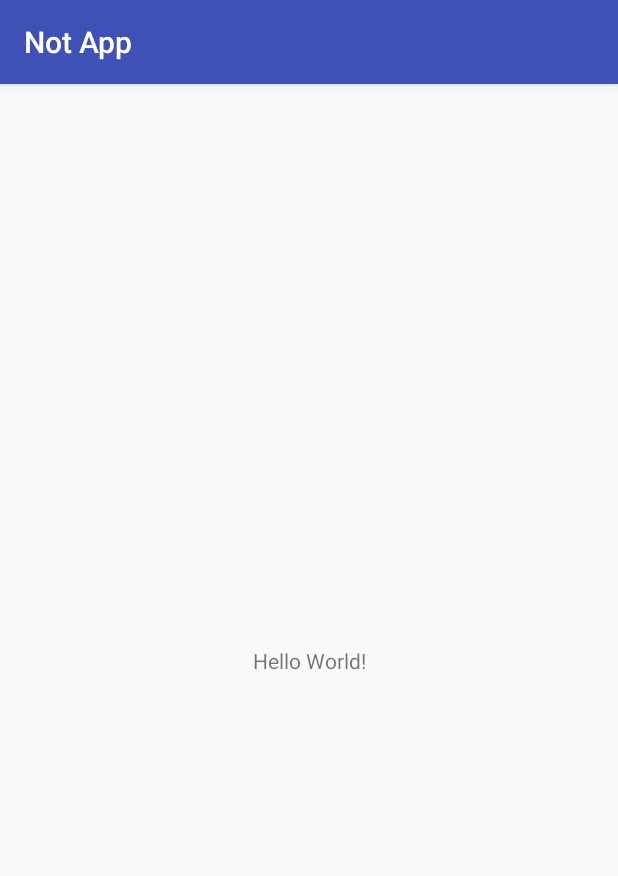
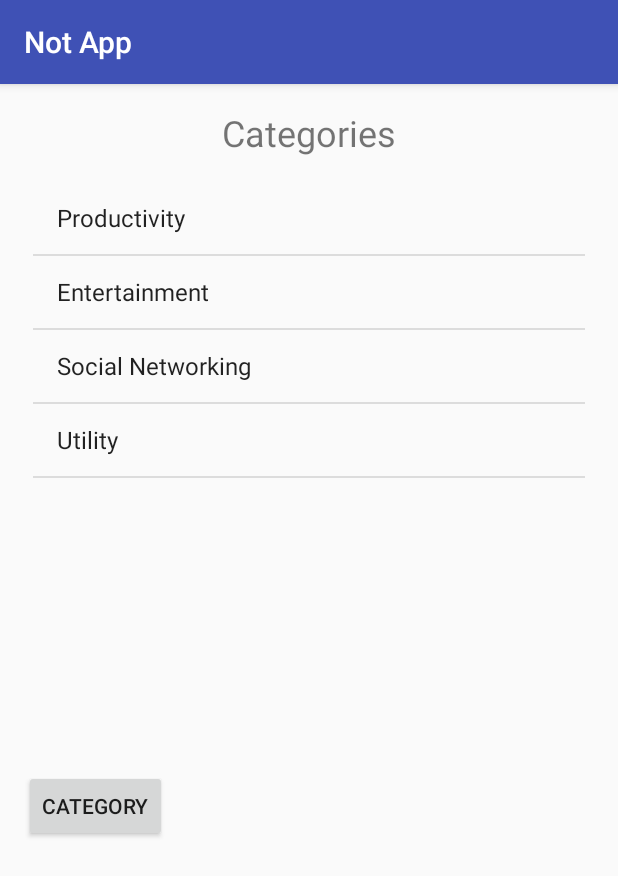
Before and after one commit to akashraj9828/NotApp, an Android app: the screen it shows after launch (MainActivity), on a phone screen of 412 x 824 dp. Shown: the top 876 px of the screen. Run offline under Robolectric (Android 15) with nearby library versions, the phone set to English and light mode, and no system bars.

Commit message:
implemented array adapter no picture

```diff
--- a/app/build.gradle
+++ b/app/build.gradle
@@ -24,7 +24,7 @@ android {
 
 dependencies {
     implementation fileTree(dir: 'libs', include: ['*.jar'])
-    implementation"org.jetbrains.kotlin:kotlin-stdlib-jre7:$kotlin_version"
+    implementation "org.jetbrains.kotlin:kotlin-stdlib-jre7:$kotlin_version"
     implementation 'com.android.support:appcompat-v7:26.0.0-beta1'
     implementation 'com.android.support.constraint:constraint-layout:1.0.2'
     testImplementation 'junit:junit:4.12'
--- a/app/src/main/AndroidManifest.xml
+++ b/app/src/main/AndroidManifest.xml
@@ -9,13 +9,14 @@
         android:roundIcon="@mipmap/ic_launcher_round"
         android:supportsRtl="true"
         android:theme="@style/AppTheme">
-        <activity android:name=".MainActivity">
+        <activity android:name=".Controller.MainActivity">
             <intent-filter>
                 <action android:name="android.intent.action.MAIN" />
 
                 <category android:name="android.intent.category.LAUNCHER" />
             </intent-filter>
         </activity>
+        <activity android:name=".Controller.LanguageActivity"></activity>
     </application>
 
 </manifest>
--- /dev/null
+++ b/app/src/main/java/com/example/akash/notapp/Controller/MainActivity.kt
@@ -0,0 +1,29 @@
+package com.example.akash.notapp.Controller
+
+import android.content.Context
+import android.content.Intent
+import android.support.v7.app.AppCompatActivity
+import android.os.Bundle
+import android.view.View
+import android.widget.Adapter
+import android.widget.ArrayAdapter
+import com.example.akash.notapp.Model.Category
+import com.example.akash.notapp.R
+import com.example.akash.notapp.Services.DataService
+import kotlinx.android.synthetic.main.activity_main.*
+
+class MainActivity : AppCompatActivity() {
+ lateinit var adapter:ArrayAdapter<Category>
+
+    override fun onCreate(savedInstanceState: Bundle?) {
+        super.onCreate(savedInstanceState)
+        setContentView(R.layout.activity_main)
+        adapter= ArrayAdapter(this,android.R.layout.simple_list_item_1,DataService.catergories)
+        categoryListView.adapter=adapter
+    }
+
+    fun gotoCategory(view:View){
+         val i=Intent(applicationContext,LanguageActivity::class.java)
+        startActivity(Intent(this,LanguageActivity::class.java))
+    }
+}
--- /dev/null
+++ b/app/src/main/java/com/example/akash/notapp/Model/Category.kt
@@ -0,0 +1,10 @@
+package com.example.akash.notapp.Model
+
+/**
+ * Created by Akash on 14-03-2018.
+ */
+class Category(val title:String,val image:String){
+    override fun toString(): String {
+        return title
+    }
+}
--- /dev/null
+++ b/app/src/main/java/com/example/akash/notapp/Model/Language.kt
@@ -0,0 +1,10 @@
+package com.example.akash.notapp.Model
+
+/**
+ * Created by Akash on 14-03-2018.
+ */
+class Language(var language_name:String){
+    override fun toString(): String {
+        return language_name
+    }
+}
--- /dev/null
+++ b/app/src/main/java/com/example/akash/notapp/Model/Project.kt
@@ -0,0 +1,6 @@
+package com.example.akash.notapp.Model
+
+/**
+ * Created by Akash on 14-03-2018.
+ */
+class Project(val name:String,val language:Array<String>,val description:String,val image:String)
--- /dev/null
+++ b/app/src/main/java/com/example/akash/notapp/Services/DataService.kt
@@ -0,0 +1,31 @@
+package com.example.akash.notapp.Services
+
+import com.example.akash.notapp.Model.Category
+import com.example.akash.notapp.Model.Language
+import com.example.akash.notapp.Model.Project
+
+/**
+ * Created by Akash on 14-03-2018.
+ */
+object DataService {
+    val catergories= listOf(
+            Category("Productivity","none"),
+            Category("Entertainment","none"),
+            Category("Social Networking","none"),
+            Category("Utility","none")
+    )
+    val language= listOf(
+            Language("C++"),
+            Language("C"),
+            Language("Kotlin"),
+            Language("Java"),
+            Language("HTML"),
+            Language("JavaScript"),
+            Language("CSS"),
+            Language("Python")
+    )
+
+//    val project= listOf(
+//            Project("Mood-Calendar", arrayOf("HTML","CSS"),"An awesome website","none")
+//    )
+}
--- a/app/src/main/res/layout/activity_main.xml
+++ b/app/src/main/res/layout/activity_main.xml
@@ -4,15 +4,42 @@
     xmlns:tools="http://schemas.android.com/tools"
     android:layout_width="match_parent"
     android:layout_height="match_parent"
-    tools:context="com.example.akash.notapp.MainActivity">
+    tools:context="com.example.akash.notapp.Controller.MainActivity"
+    tools:layout_editor_absoluteY="81dp">
 
     <TextView
+        android:id="@+id/textView"
+        android:layout_width="146dp"
+        android:layout_height="49dp"
+        android:layout_marginEnd="8dp"
+        android:layout_marginStart="8dp"
+        android:layout_marginTop="8dp"
+        android:gravity="center"
+        android:text="Categories"
+        android:textSize="24sp"
+        app:layout_constraintEnd_toEndOf="parent"
+        app:layout_constraintStart_toStartOf="parent"
+        app:layout_constraintTop_toTopOf="parent" />
+
+    <Button
+        android:id="@+id/goToCategory"
         android:layout_width="wrap_content"
         android:layout_height="wrap_content"
-        android:text="Hello World!"
-        app:layout_constraintBottom_toBottomOf="parent"
-        app:layout_constraintLeft_toLeftOf="parent"
-        app:layout_constraintRight_toRightOf="parent"
-        app:layout_constraintTop_toTopOf="parent" />
+        android:layout_marginStart="16dp"
+        android:layout_marginTop="16dp"
+        android:onClick="gotoCategory"
+        android:text="Category"
+        app:layout_constraintStart_toStartOf="parent"
+        app:layout_constraintTop_toBottomOf="@+id/categoryListView" />
 
+    <ListView
+        android:id="@+id/categoryListView"
+        android:layout_width="368dp"
+        android:layout_height="376dp"
+        android:layout_marginEnd="8dp"
+        android:layout_marginStart="8dp"
+        android:layout_marginTop="8dp"
+        app:layout_constraintEnd_toEndOf="parent"
+        app:layout_constraintStart_toStartOf="parent"
+        app:layout_constraintTop_toBottomOf="@+id/textView" />
 </android.support.constraint.ConstraintLayout>
--- /dev/null
+++ b/app/src/main/res/layout/category_list.xml
@@ -0,0 +1,6 @@
+<?xml version="1.0" encoding="utf-8"?>
+<android.support.constraint.ConstraintLayout
+    xmlns:android="http://schemas.android.com/apk/res/android" android:layout_width="match_parent"
+    android:layout_height="match_parent">
+
+</android.support.constraint.ConstraintLayout>
```
Also changed, not shown: app/src/main/java/com/example/akash/notapp/Controller/LanguageActivity.kt (added, +29 -0 lines), app/src/main/java/com/example/akash/notapp/MainActivity.kt (deleted, +0 -12 lines), app/src/main/res/layout/activity_language.xml (added, +48 -0 lines), app/src/main/res/drawable-hdpi/c_plus_plus.png (added), app/src/main/res/drawable-mdpi/c_plus_plus.png (added), app/src/main/res/drawable-xhdpi/c_plus_plus.png (added), app/src/main/res/drawable-xxhdpi/c_plus_plus.png (added), app/src/main/res/drawable-xxxhdpi/c_plus_plus.png (added).
